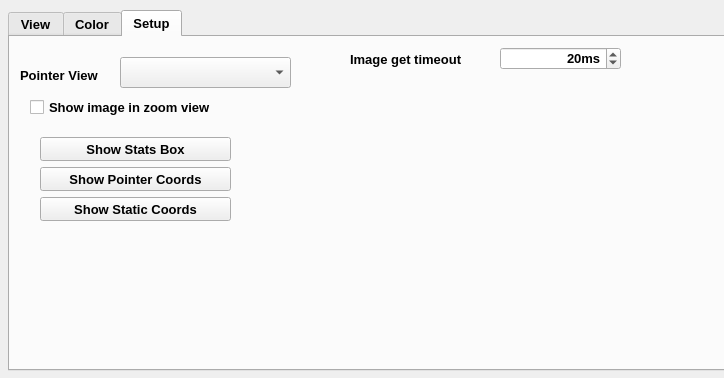
Above: forms/imviewerControlPanel.ui from jaredmales/rtimv before the change. Below: the same form after it.
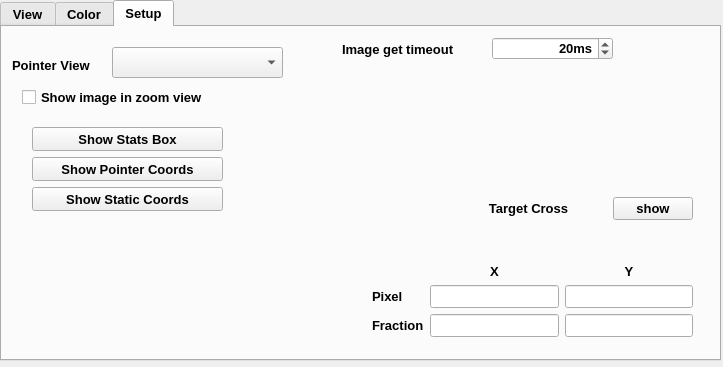
That is the form after the change. Icons and pictures are not drawn.

Commit message: fixed target cross config; made cross position settable via control panel

The edit to the form file:
```diff
--- a/forms/imviewerControlPanel.ui
+++ b/forms/imviewerControlPanel.ui
@@ -6,8 +6,8 @@
    <rect>
     <x>0</x>
     <y>0</y>
-    <width>724</width>
-    <height>378</height>
+    <width>723</width>
+    <height>367</height>
    </rect>
   </property>
   <property name="windowTitle">
@@ -16,8 +16,8 @@
   <widget class="QTabWidget" name="tabWidget">
    <property name="geometry">
     <rect>
-     <x>8</x>
-     <y>10</y>
+     <x>0</x>
+     <y>0</y>
      <width>721</width>
      <height>361</height>
     </rect>
@@ -1858,6 +1858,102 @@
       <string>Show Static Coords</string>
      </property>
     </widget>
+    <widget class="QWidget" name="verticalLayoutWidget">
+     <property name="geometry">
+      <rect>
+       <x>370</x>
+       <y>170</y>
+       <width>321</width>
+       <height>140</height>
+      </rect>
+     </property>
+     <layout class="QVBoxLayout" name="vLayoutTargetCross">
+      <item>
+       <layout class="QHBoxLayout" name="hlTargetCross" stretch="1,2,1">
+        <item>
+         <spacer name="horizontalSpacer">
+          <property name="orientation">
+           <enum>Qt::Horizontal</enum>
+          </property>
+          <property name="sizeHint" stdset="0">
+           <size>
+            <width>40</width>
+            <height>20</height>
+           </size>
+          </property>
+         </spacer>
+        </item>
+        <item>
+         <widget class="QLabel" name="labelTargetCross">
+          <property name="text">
+           <string>Target Cross</string>
+          </property>
+          <property name="alignment">
+           <set>Qt::AlignCenter</set>
+          </property>
+         </widget>
+        </item>
+        <item>
+         <widget class="QPushButton" name="buttonTargetCross">
+          <property name="text">
+           <string>show</string>
+          </property>
+         </widget>
+        </item>
+       </layout>
+      </item>
+      <item>
+       <layout class="QGridLayout" name="gLayoutTargetCross">
+        <item row="2" column="2">
+         <widget class="QLineEdit" name="lineEditTargetFractionY"/>
+        </item>
+        <item row="1" column="1">
+         <widget class="QLineEdit" name="lineEditTargetPixelX"/>
+        </item>
+        <item row="1" column="0">
+         <widget class="QLabel" name="labelPixel">
+          <property name="text">
+           <string>Pixel</string>
+          </property>
+         </widget>
+        </item>
+        <item row="2" column="0">
+         <widget class="QLabel" name="labelFraction">
+          <property name="text">
+           <string>Fraction</string>
+          </property>
+         </widget>
+        </item>
+        <item row="2" column="1">
+         <widget class="QLineEdit" name="lineEditTargetFractionX"/>
+        </item>
+        <item row="0" column="2">
+         <widget class="QLabel" name="labelTargetY">
+          <property name="text">
+           <string>Y</string>
+          </property>
+          <property name="alignment">
+           <set>Qt::AlignBottom|Qt::AlignHCenter</set>
+          </property>
+         </widget>
+        </item>
+        <item row="0" column="1">
+         <widget class="QLabel" name="labelTargetX">
+          <property name="text">
+           <string>X</string>
+          </property>
+          <property name="alignment">
+           <set>Qt::AlignBottom|Qt::AlignHCenter</set>
+          </property>
+         </widget>
+        </item>
+        <item row="1" column="2">
+         <widget class="QLineEdit" name="lineEditTargetPixelY"/>
+        </item>
+       </layout>
+      </item>
+     </layout>
+    </widget>
    </widget>
   </widget>
  </widget>
```
Left out of the diff: 6 changed lines with no effect on the pictures. The commit also changes 4 other files.
